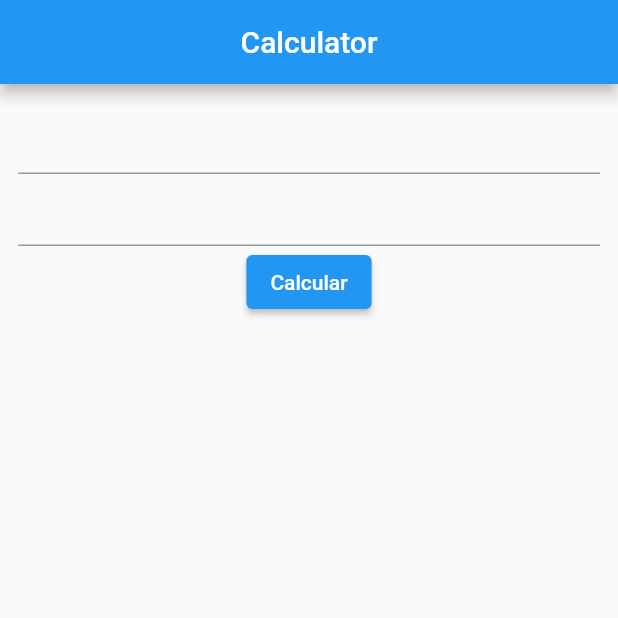
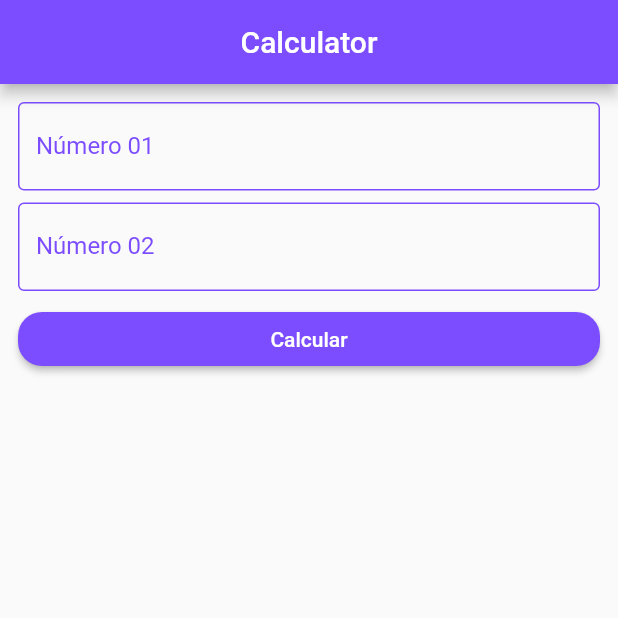
Before and after one commit to SamuWesll/calculator, a Flutter app: the screen it shows after launch, on a phone screen of 412 x 824 dp, the top half of it. Run offline on Flutter 3.47's test engine with Material 2 defaults, Android fonts, the phone set to English and light mode, and no system bars.

Commit message:
segunda parte

```diff
--- a/lib/main.dart
+++ b/lib/main.dart
@@ -15,16 +15,51 @@ class _MyAppState extends State<MyApp> {
     return MaterialApp(
       title: 'Calculator',
       home: Scaffold(
-        appBar: AppBar(title: Text('Calculator'), centerTitle: true),
+        appBar: AppBar(
+          title: Text('Calculator'),
+          centerTitle: true,
+          backgroundColor: Colors.deepPurpleAccent,
+        ),
         body: Padding(
           padding: EdgeInsets.all(12.0),
           child: Column(
             children: [
-              TextField(keyboardType: TextInputType.number),
-              TextField(keyboardType: TextInputType.number),
-              ElevatedButton(
-                onPressed: () {},
-                child: Text('Calcular'),
+              TextField(
+                keyboardType: TextInputType.number,
+                style: TextStyle(color: Colors.deepPurpleAccent),
+                decoration: InputDecoration(
+                  labelText: 'Número 01',
+                  labelStyle: TextStyle(color: Colors.deepPurpleAccent),
+                  enabledBorder: OutlineInputBorder(
+                      borderSide: BorderSide(color: Colors.deepPurpleAccent)),
+                  focusedBorder: OutlineInputBorder(
+                      borderSide: BorderSide(color: Colors.deepPurpleAccent)),
+                ),
+              ),
+              Padding(padding: EdgeInsets.all(4.0)),
+              TextField(
+                keyboardType: TextInputType.number,
+                style: TextStyle(color: Colors.deepPurpleAccent),
+                decoration: InputDecoration(
+                  labelText: 'Número 02',
+                  labelStyle: TextStyle(color: Colors.deepPurpleAccent),
+                  enabledBorder: OutlineInputBorder(
+                      borderSide: BorderSide(color: Colors.deepPurpleAccent)),
+                  focusedBorder: OutlineInputBorder(
+                      borderSide: BorderSide(color: Colors.deepPurpleAccent)),
+                ),
+              ),
+              Padding(padding: EdgeInsets.all(4.0)),
+              SizedBox(
+                width: double.infinity,
+                child: ElevatedButton(
+                    onPressed: () {},
+                    child: Text('Calcular'),
+                    style: ButtonStyle(
+                        backgroundColor:
+                            MaterialStateProperty.all(Colors.deepPurpleAccent),
+                        shape: MaterialStateProperty.all(RoundedRectangleBorder(
+                            borderRadius: BorderRadius.circular(16))))),
               )
             ],
           ),
```
